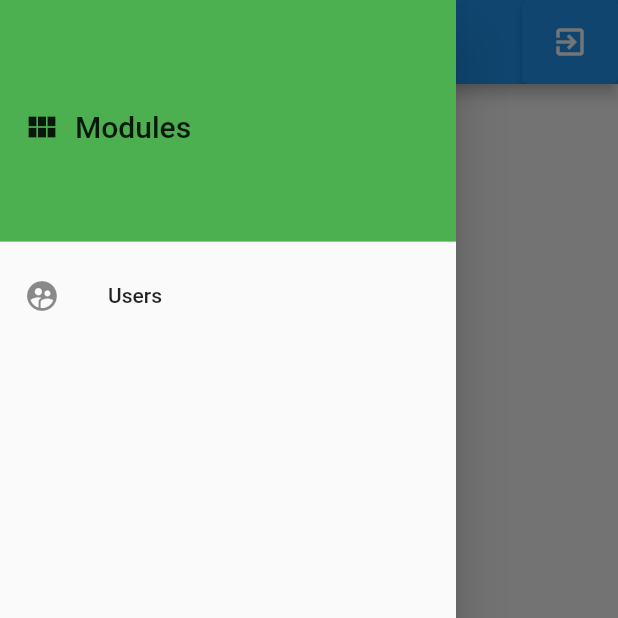
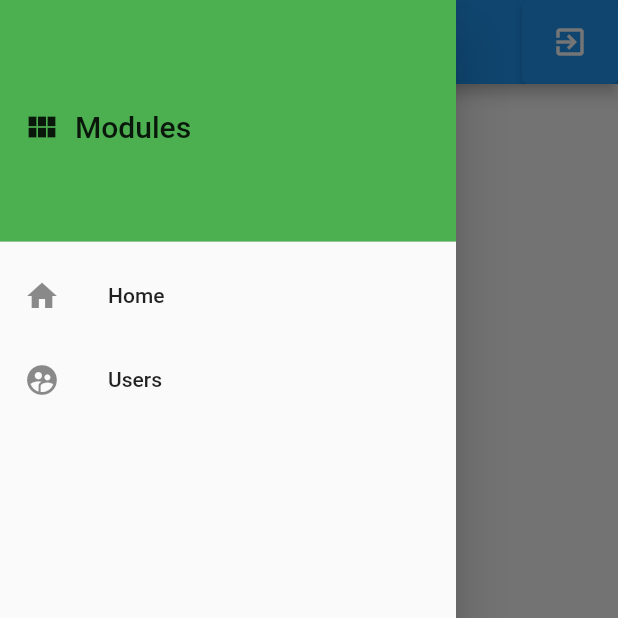
Before and after one commit to Euclydes20/Flutter_CRUD_App, a Flutter app: the UserListPage screen opened directly, with the side drawer open, on a phone screen of 412 x 824 dp, the top half of it. Run offline on Flutter 3.47's test engine with Material 2 defaults, Android fonts, the phone set to English and light mode, and no system bars; network calls fail.

Commit message:
Ajustes, criação de classes, otimizações e correções.

```diff
--- a/lib/screens/users/user_list.dart
+++ b/lib/screens/users/user_list.dart
@@ -1,6 +1,7 @@
 import 'package:crud_app/models/users/user.dart';
 import 'package:crud_app/screens/users/user_manage.dart';
 import 'package:crud_app/services/user_service.dart';
+import 'package:crud_app/widgets/my_scaffold.dart';
 import 'package:flutter/material.dart';
 
 class UserListPage extends StatefulWidget {
@@ -22,44 +23,8 @@ class _UserListPageState extends State<UserListPage> {
 
   @override
   Widget build(BuildContext context) {
-    return Scaffold(
-      appBar: AppBar(
-        title: const Text("CRUD App - Users List"),
-        actions: [
-          ElevatedButton(
-              onPressed: () => Navigator.pop(context),
-              child: const Icon(Icons.exit_to_app))
-        ],
-      ),
-      drawer: Drawer(
-        child: ListView(
-          padding: EdgeInsets.zero,
-          children: [
-            const DrawerHeader(
-              decoration: BoxDecoration(
-                color: Colors.green,
-              ),
-              child: Row(
-                children: [
-                  Icon(Icons.view_module),
-                  Padding(
-                    padding: EdgeInsets.only(left: 10),
-                    child: Text(
-                      "Modules",
-                      style: TextStyle(fontSize: 20),
-                    ),
-                  ),
-                ],
-              ),
-            ),
-            ListTile(
-              leading: const Icon(Icons.supervised_user_circle),
-              title: const Text('Users'),
-              onTap: () {},
-            ),
-          ],
-        ),
-      ),
+    return MyScaffold(
+      title: "CRUD App - Users List",
       body: Visibility(
         visible: isLoading,
         replacement: RefreshIndicator(
@@ -128,8 +93,12 @@ class _UserListPageState extends State<UserListPage> {
   }
 
   Future<void> navigateToUserManagePage([user]) async {
+    final userManagePage = UserManagePage(user: user);
     final route = MaterialPageRoute(
-      builder: (context) => UserManagePage(user: user),
+      builder: (context) => userManagePage,
+      settings: RouteSettings(
+        name: "/${userManagePage.runtimeType.toString()}",
+      ),
     );
     await Navigator.push(context, route);
     setState(() {
--- /dev/null
+++ b/lib/widgets/my_scaffold.dart
@@ -0,0 +1,99 @@
+import 'package:crud_app/screens/home.dart';
+import 'package:crud_app/screens/users/user_list.dart';
+import 'package:crud_app/screens/users/user_manage.dart';
+import 'package:flutter/material.dart';
+
+class MyScaffold extends StatelessWidget {
+  final String title;
+  final Widget body;
+  final Widget? floatingActionButton;
+  final bool showExitButton;
+  final bool showDrawer;
+
+  const MyScaffold({
+    super.key,
+    required this.title,
+    required this.body,
+    this.floatingActionButton,
+    this.showExitButton = true,
+    this.showDrawer = true,
+  });
+
+  @override
+  Widget build(BuildContext context) {
+    return Scaffold(
+      appBar: AppBar(
+        title: Text(title),
+        actions: showExitButton
+            ? [
+                ElevatedButton(
+                  onPressed: () => Navigator.pop(context),
+                  child: const Icon(Icons.exit_to_app),
+                ),
+              ]
+            : [],
+      ),
+      body: body,
+      drawer: showDrawer
+          ? Drawer(
+              child: ListView(
+                padding: EdgeInsets.zero,
+                children: [
+                  const DrawerHeader(
+                    decoration: BoxDecoration(
+                      color: Colors.green,
+                    ),
+                    child: Row(
+                      children: [
+                        Icon(Icons.view_module),
+                        Padding(
+                          padding: EdgeInsets.only(left: 10),
+                          child: Text(
+                            "Modules",
+                            style: TextStyle(fontSize: 20),
+                          ),
+                        ),
+                      ],
+                    ),
+                  ),
+                  ListTile(
+                    leading: const Icon(Icons.home),
+                    title: const Text('Home'),
+                    onTap: () => navigateToPage(context, const HomePage()),
+                  ),
+                  ListTile(
+                    leading: const Icon(Icons.supervised_user_circle),
+                    title: const Text('Users'),
+                    onTap: () => navigateToPage(context, const UserListPage()),
+                  ),
+                ],
+              ),
+            )
+          : null,
+      floatingActionButton: floatingActionButton,
+    );
+  }
+
+  void navigateToPage(context, page) {
+    final route = MaterialPageRoute(
+      builder: (context) => page,
+      settings: RouteSettings(
+        name: "/${page.runtimeType.toString()}",
+      ),
+    );
+    Navigator.push(context, route);
+
+    //var teste = ModalRoute.of(context)!.settings.name;
+    //if (route.isCurrent) return;
+    //Navigator.of(context).pushNamed("/${page.runtimeType.toString()}");
+
+    /*Navigator.pushAndRemoveUntil(context, route, (r) {
+      bool teste = r.settings.name == "/" ||
+          r.settings.name == "/${const HomePage().runtimeType.toString()}" ||
+          r.settings.name == "/${page.runtimeType.toString()}";
+      print(r.settings.name);
+      print(teste);
+      return teste;
+    });*/
+  }
+}
```
Also changed, not shown: lib/main.dart (+5 -2 lines), lib/screens/home.dart (+91 -0 lines), lib/screens/security/login/login.dart (+30 -7 lines), lib/screens/users/user_manage.dart (+4 -4 lines).
